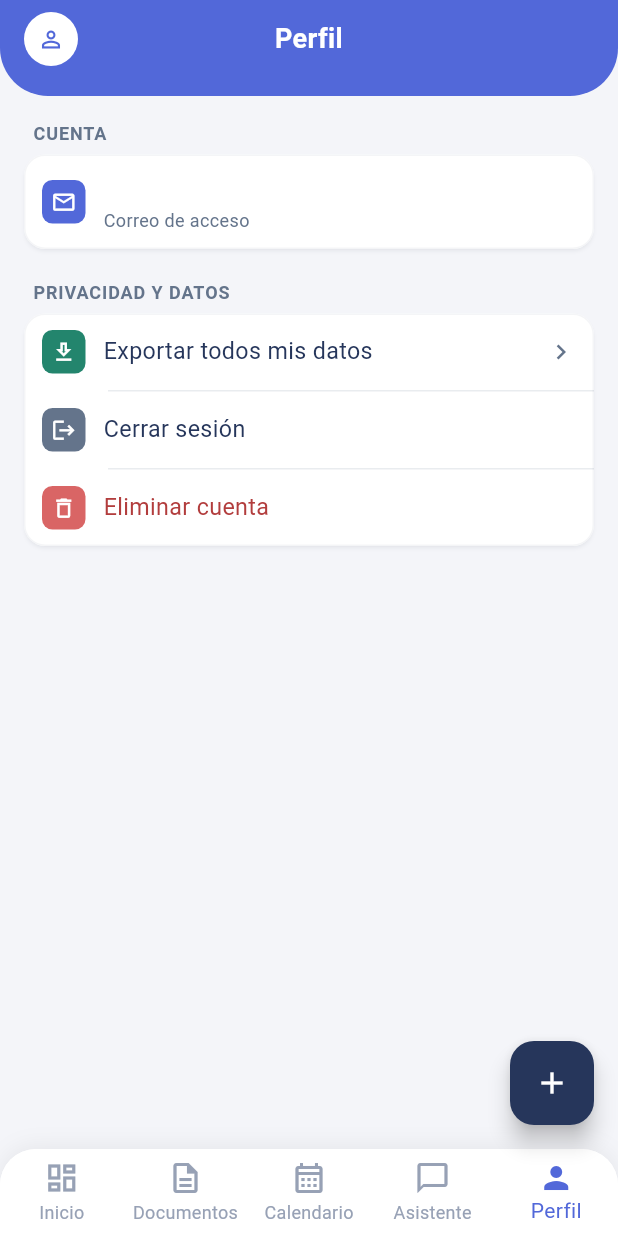
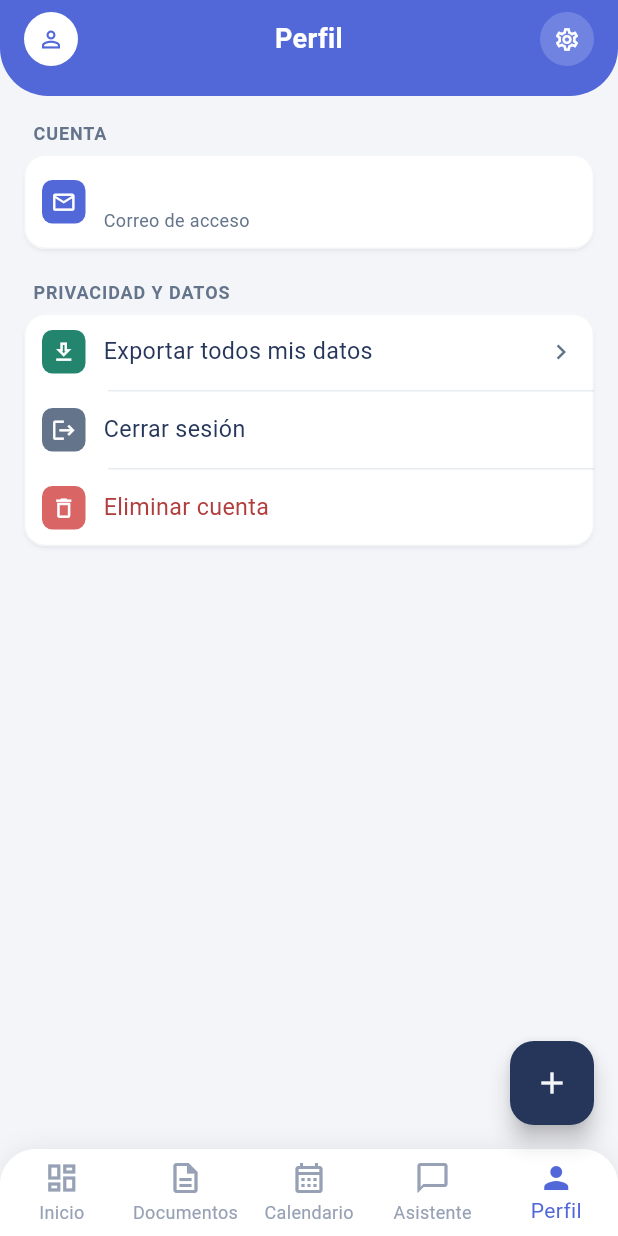
Before and after one commit to luisgc020300-beep/Vence, a Flutter app: the screen it shows once a user with an empty profile is signed in, item 5 of the bottom bar chosen, after a tap on "Cerrar sesión", on a phone screen of 412 x 824 dp. Run offline on Flutter 3.47's test engine with Material 3 defaults, Android fonts, the phone set to English and light mode, and no system bars; our stand-ins replace cloud_firestore, cloud_functions, file_picker, firebase_auth, firebase_core, firebase_crashlytics and 4 more; missing offline and left inert: firebase_app_check; accounts and stored records are empty.

Commit message:
feat: pantalla de Ajustes (tema claro/oscuro/sistema, cerrar sesion) + coherencia de color por modo
Icono de engranaje arriba a la derecha en Inicio y Perfil abre Ajustes
(ThemeController persistido con shared_preferences, igual patron que
Repara/Convive). Corregidos varios Colors.white fijos en cabecera, tarjetas
de resumen, filas de lista y barra inferior que se quedaban mal en modo
oscuro (texto invisible sobre fondo blanco fijo) -- ahora usan
context.colors.surface/brandOn, coherentes en ambos modos.

Co-Authored-By: Claude Sonnet 5 <noreply@anthropic.com>

```diff
--- a/lib/main.dart
+++ b/lib/main.dart
@@ -15,6 +15,7 @@ import 'firebase_options.dart';
 import 'screens/home_shell_screen.dart';
 import 'screens/login_screen.dart';
 import 'theme/design_tokens.dart';
+import 'theme/theme_controller.dart';
 
 void main() async {
   WidgetsFlutterBinding.ensureInitialized();
@@ -46,18 +47,23 @@ void main() async {
     await FirebaseCrashlytics.instance.setCrashlyticsCollectionEnabled(!kDebugMode);
   }
 
-  runApp(const VenceApp());
+  final themeController = await ThemeController.load();
+  runApp(VenceApp(themeController: themeController));
 }
 
 class VenceApp extends StatelessWidget {
-  const VenceApp({super.key});
+  const VenceApp({required this.themeController, super.key});
+
+  final ThemeController themeController;
 
   @override
   Widget build(BuildContext context) {
-    return MaterialApp(
+    return AnimatedBuilder(
+      animation: themeController,
+      builder: (context, _) => MaterialApp(
         debugShowCheckedModeBanner: false,
         title: 'Vence',
-      themeMode: ThemeMode.system,
+        themeMode: themeController.mode,
         theme: buildVenceLightTheme(),
         darkTheme: buildVenceDarkTheme(),
         home: StreamBuilder<User?>(
@@ -70,6 +76,7 @@ class VenceApp extends StatelessWidget {
             return const LoginScreen();
           },
         ),
+      ),
     );
   }
 }
--- a/lib/screens/asistente_tab.dart
+++ b/lib/screens/asistente_tab.dart
@@ -148,7 +148,7 @@ class _BurbujaMensaje extends StatelessWidget {
         child: Column(
           crossAxisAlignment: CrossAxisAlignment.start,
           children: [
-            Text(mensaje.contenido, style: TextStyle(color: esUsuario ? Colors.white : context.colors.ink)),
+            Text(mensaje.contenido, style: TextStyle(color: esUsuario ? context.colors.brandOn : context.colors.ink)),
             if (!esUsuario && mensaje.confiado == false)
               Padding(
                 padding: const EdgeInsets.only(top: 6),
--- a/lib/screens/calendario_tab.dart
+++ b/lib/screens/calendario_tab.dart
@@ -130,7 +130,7 @@ class _GridMes extends StatelessWidget {
 
     return Container(
       padding: const EdgeInsets.all(12),
-      decoration: BoxDecoration(color: Colors.white, borderRadius: BorderRadius.circular(VenceRadius.md)),
+      decoration: BoxDecoration(color: context.colors.surface, borderRadius: BorderRadius.circular(VenceRadius.md)),
       child: Column(
         children: [
           Row(
@@ -155,13 +155,13 @@ class _GridMes extends StatelessWidget {
                 child: Column(
                   mainAxisSize: MainAxisSize.min,
                   children: [
-                    Text('$dia', style: TextStyle(fontSize: 12, color: esHoy ? Colors.white : context.colors.ink)),
+                    Text('$dia', style: TextStyle(fontSize: 12, color: esHoy ? context.colors.brandOn : context.colors.ink)),
                     if (diasConEvento.contains(dia))
                       Container(
                         margin: const EdgeInsets.only(top: 2),
                         width: 4,
                         height: 4,
-                        decoration: BoxDecoration(color: esHoy ? Colors.white : context.colors.brand, shape: BoxShape.circle),
+                        decoration: BoxDecoration(color: esHoy ? context.colors.brandOn : context.colors.brand, shape: BoxShape.circle),
                       ),
                   ],
                 ),
--- a/lib/screens/documentos_tab.dart
+++ b/lib/screens/documentos_tab.dart
@@ -31,7 +31,7 @@ class _DocumentosTabState extends State<DocumentosTab> {
             titulo: 'Documentos',
             leading: const SizedBox(width: 36),
             trailing: PopupMenuButton<CategoriaDocumento?>(
-              icon: const Icon(Icons.filter_list, color: Colors.white),
+              icon: Icon(Icons.filter_list, color: context.colors.brandOn),
               onSelected: (v) => setState(() => _categoria = v),
               itemBuilder: (_) => [
                 const PopupMenuItem(value: null, child: Text('Todas las categorías')),
@@ -40,7 +40,7 @@ class _DocumentosTabState extends State<DocumentosTab> {
             ),
             child: Container(
               padding: const EdgeInsets.symmetric(horizontal: 14),
-              decoration: BoxDecoration(color: Colors.white, borderRadius: BorderRadius.circular(VenceRadius.sm)),
+              decoration: BoxDecoration(color: context.colors.surface, borderRadius: BorderRadius.circular(VenceRadius.sm)),
               child: TextField(
                 decoration: const InputDecoration(hintText: 'Buscar...', prefixIcon: Icon(Icons.search), border: InputBorder.none),
                 onChanged: (v) => setState(() => _busqueda = v.toLowerCase()),
--- a/lib/screens/home_shell_screen.dart
+++ b/lib/screens/home_shell_screen.dart
@@ -52,12 +52,13 @@ class _HomeShellScreenState extends State<HomeShellScreen> {
           : FloatingActionButton(
               onPressed: () => mostrarHojaSubirDocumento(context),
               tooltip: 'Añadir documento',
-              backgroundColor: Theme.of(context).extension<VenceColors>()!.ink,
+              backgroundColor: context.colors.ink,
+              foregroundColor: context.colors.background,
               child: const Icon(Icons.add),
             ),
       bottomNavigationBar: DecoratedBox(
         decoration: BoxDecoration(
-          color: Colors.white,
+          color: context.colors.surface,
           borderRadius: const BorderRadius.vertical(top: Radius.circular(24)),
           boxShadow: [BoxShadow(color: Colors.black.withValues(alpha: 0.06), blurRadius: 12, offset: const Offset(0, -2))],
         ),
@@ -67,7 +68,7 @@ class _HomeShellScreenState extends State<HomeShellScreen> {
             currentIndex: _index,
             onTap: _cambiarPestana,
             type: BottomNavigationBarType.fixed,
-            backgroundColor: Colors.white,
+            backgroundColor: context.colors.surface,
             elevation: 0,
             items: const [
               BottomNavigationBarItem(icon: Icon(Icons.dashboard_outlined), activeIcon: Icon(Icons.dashboard), label: 'Inicio'),
--- a/lib/screens/inicio_tab.dart
+++ b/lib/screens/inicio_tab.dart
@@ -17,6 +17,7 @@ import '../widgets/stat_card.dart';
 import 'asuntos_tab.dart';
 import 'asunto_detail_screen.dart';
 import 'documento_detail_screen.dart';
+import 'settings_screen.dart';
 
 class InicioTab extends StatelessWidget {
   const InicioTab({super.key});
@@ -40,7 +41,10 @@ class InicioTab extends StatelessWidget {
                   return CurvedHeader(
                     titulo: 'Vence',
                     leading: const HeaderAvatar(),
-                    trailing: HeaderIconButton(icon: Icons.notifications_outlined, onTap: () {}),
+                    trailing: HeaderIconButton(
+                      icon: Icons.settings_outlined,
+                      onTap: () => Navigator.of(context).push(MaterialPageRoute(builder: (_) => const SettingsScreen())),
+                    ),
                     child: Row(
                       children: [
                         StatCard(icon: Icons.event_busy_outlined, etiqueta: 'Vencen este mes', valor: '$esteMes'),
--- a/lib/screens/login_screen.dart
+++ b/lib/screens/login_screen.dart
@@ -68,7 +68,7 @@ class _LoginScreenState extends State<LoginScreen> {
                       height: 72,
                       decoration: BoxDecoration(color: context.colors.brand, borderRadius: BorderRadius.circular(VenceRadius.md)),
                       alignment: Alignment.center,
-                      child: const Text('V', style: TextStyle(color: Colors.white, fontSize: 32, fontWeight: FontWeight.w700)),
+                      child: Text('V', style: TextStyle(color: context.colors.brandOn, fontSize: 32, fontWeight: FontWeight.w700)),
                     ),
                   ),
                   const SizedBox(height: VenceSpace.s5),
@@ -115,7 +115,7 @@ class _LoginScreenState extends State<LoginScreen> {
                   FilledButton(
                     onPressed: _cargando ? null : _enviar,
                     child: _cargando
-                        ? const SizedBox(width: 20, height: 20, child: CircularProgressIndicator(strokeWidth: 2, color: Colors.white))
+                        ? SizedBox(width: 20, height: 20, child: CircularProgressIndicator(strokeWidth: 2, color: context.colors.brandOn))
                         : Text(_esRegistro ? 'Crear cuenta' : 'Entrar'),
                   ),
                   const SizedBox(height: VenceSpace.s2),
--- a/lib/screens/perfil_tab.dart
+++ b/lib/screens/perfil_tab.dart
@@ -10,6 +10,7 @@ import '../theme/design_tokens.dart';
 import '../widgets/app_error.dart';
 import '../widgets/curved_header.dart';
 import '../widgets/ios_list.dart';
+import 'settings_screen.dart';
 
 class PerfilTab extends StatefulWidget {
   const PerfilTab({super.key});
@@ -92,7 +93,11 @@ class _PerfilTabState extends State<PerfilTab> {
       body: ListView(
         padding: EdgeInsets.zero,
         children: [
-          const CurvedHeader(titulo: 'Perfil', leading: HeaderAvatar()),
+          CurvedHeader(
+            titulo: 'Perfil',
+            leading: const HeaderAvatar(),
+            trailing: HeaderIconButton(icon: Icons.settings_outlined, onTap: () => Navigator.of(context).push(MaterialPageRoute(builder: (_) => const SettingsScreen()))),
+          ),
           Padding(
             padding: const EdgeInsets.all(VenceSpace.s4),
             child: Column(
--- /dev/null
+++ b/lib/theme/theme_controller.dart
@@ -0,0 +1,46 @@
+// lib/theme/theme_controller.dart
+//
+// Preferencia de tema, local al dispositivo -- mismo patrón que
+// Repara/Convive: no tiene sentido sincronizarla entre dispositivos.
+import 'package:flutter/material.dart';
+import 'package:shared_preferences/shared_preferences.dart';
+
+const _clavePrefs = 'vence_theme_mode';
+
+class ThemeController extends ChangeNotifier {
+  ThemeController._(this._mode);
+
+  static ThemeController? _instance;
+
+  /// Solo válido después de que main() haya llamado a [load] una vez --
+  /// justo cuando arranca la app, antes de montar ningún widget.
+  static ThemeController get instance => _instance!;
+
+  ThemeMode _mode;
+  ThemeMode get mode => _mode;
+
+  static Future<ThemeController> load() async {
+    if (_instance != null) return _instance!;
+    final prefs = await SharedPreferences.getInstance();
+    final guardado = prefs.getString(_clavePrefs);
+    final modo = switch (guardado) {
+      'light' => ThemeMode.light,
+      'dark' => ThemeMode.dark,
+      _ => ThemeMode.system,
+    };
+    _instance = ThemeController._(modo);
+    return _instance!;
+  }
+
+  Future<void> setMode(ThemeMode mode) async {
+    if (mode == _mode) return;
+    _mode = mode;
+    notifyListeners();
+    final prefs = await SharedPreferences.getInstance();
+    await prefs.setString(_clavePrefs, switch (mode) {
+      ThemeMode.light => 'light',
+      ThemeMode.dark => 'dark',
+      ThemeMode.system => 'system',
+    });
+  }
+}
--- a/lib/widgets/app_list_tile.dart
+++ b/lib/widgets/app_list_tile.dart
@@ -33,7 +33,7 @@ class AppListTile extends StatelessWidget {
   @override
   Widget build(BuildContext context) {
     return Material(
-      color: Colors.white,
+      color: context.colors.surface,
       borderRadius: BorderRadius.circular(VenceRadius.md),
       child: InkWell(
         borderRadius: BorderRadius.circular(VenceRadius.md),
--- a/lib/widgets/curved_header.dart
+++ b/lib/widgets/curved_header.dart
@@ -47,7 +47,7 @@ class CurvedHeader extends StatelessWidget {
                     child: Text(
                       titulo,
                       textAlign: TextAlign.center,
-                      style: const TextStyle(color: Colors.white, fontSize: 18, fontWeight: FontWeight.w700),
+                      style: TextStyle(color: context.colors.brandOn, fontSize: 18, fontWeight: FontWeight.w700),
                     ),
                   ),
                   trailing ?? const SizedBox(width: 36),
@@ -69,7 +69,7 @@ class HeaderAvatar extends StatelessWidget {
     return Container(
       width: 36,
       height: 36,
-      decoration: BoxDecoration(color: Colors.white, shape: BoxShape.circle),
+      decoration: BoxDecoration(color: context.colors.brandOn, shape: BoxShape.circle),
       child: Icon(Icons.person_outline, size: 18, color: context.colors.brand),
     );
   }
@@ -86,9 +86,9 @@ class HeaderIconButton extends StatelessWidget {
       width: 36,
       height: 36,
       child: Material(
-        color: Colors.white.withValues(alpha: 0.18),
+        color: context.colors.brandOn.withValues(alpha: 0.18),
         shape: const CircleBorder(),
-        child: InkWell(customBorder: const CircleBorder(), onTap: onTap, child: Icon(icon, color: Colors.white, size: 18)),
+        child: InkWell(customBorder: const CircleBorder(), onTap: onTap, child: Icon(icon, color: context.colors.brandOn, size: 18)),
       ),
     );
   }
--- a/lib/widgets/stat_card.dart
+++ b/lib/widgets/stat_card.dart
@@ -19,7 +19,7 @@ class StatCard extends StatelessWidget {
     return Expanded(
       child: Container(
         padding: const EdgeInsets.all(14),
-        decoration: BoxDecoration(color: Colors.white, borderRadius: BorderRadius.circular(VenceRadius.md)),
+        decoration: BoxDecoration(color: context.colors.surface, borderRadius: BorderRadius.circular(VenceRadius.md)),
         child: Column(
           crossAxisAlignment: CrossAxisAlignment.start,
           children: [
--- a/pubspec.yaml
+++ b/pubspec.yaml
@@ -50,6 +50,7 @@ dependencies:
   intl: ^0.20.2
   url_launcher: ^6.3.1
   share_plus: ^10.1.4
+  shared_preferences: ^2.3.0
 
 dev_dependencies:
   flutter_test:
```
Also changed, not shown: lib/screens/settings_screen.dart (added, +100 -0 lines), pubspec.lock. Lines whose indentation alone changed are shown as unchanged.
